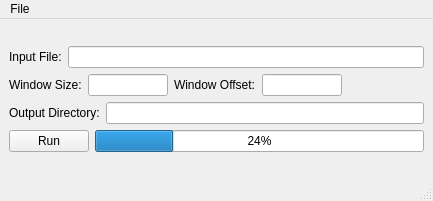
First picture: the form in gui/gui_layout.ui, repository PeterDulworth/PhyloVis, before the edit.
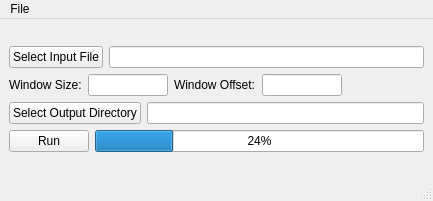
Second picture: the form after the edit.

Commit message: gui accepts input hooray

Patch:
```diff
--- a/gui/gui_layout.ui
+++ b/gui/gui_layout.ui
@@ -34,14 +34,30 @@
         <item>
          <layout class="QHBoxLayout" name="horizontalLayout_5">
           <item>
-           <widget class="QLabel" name="input_file_label">
+           <widget class="QPushButton" name="inputFileBtn">
+            <property name="focusPolicy">
+             <enum>Qt::NoFocus</enum>
+            </property>
             <property name="text">
-             <string>Input File:</string>
+             <string>Select Input File</string>
             </property>
            </widget>
           </item>
           <item>
-           <widget class="QLineEdit" name="lineEdit"/>
+           <widget class="QLineEdit" name="input_file_entry">
+            <property name="minimumSize">
+             <size>
+              <width>0</width>
+              <height>21</height>
+             </size>
+            </property>
+            <property name="focusPolicy">
+             <enum>Qt::TabFocus</enum>
+            </property>
+            <property name="alignment">
+             <set>Qt::AlignJustify|Qt::AlignVCenter</set>
+            </property>
+           </widget>
           </item>
          </layout>
         </item>
@@ -111,14 +127,39 @@
         <item>
          <layout class="QHBoxLayout" name="horizontalLayout_4">
           <item>
-           <widget class="QLabel" name="output_directory_label">
+           <widget class="QPushButton" name="outputDirBtn">
+            <property name="minimumSize">
+             <size>
+              <width>0</width>
+              <height>0</height>
+             </size>
+            </property>
+            <property name="focusPolicy">
+             <enum>Qt::NoFocus</enum>
+            </property>
+            <property name="acceptDrops">
+             <bool>false</bool>
+            </property>
+            <property name="autoFillBackground">
+             <bool>false</bool>
+            </property>
             <property name="text">
-             <string>Output Directory:</string>
+             <string>Select Output Directory</string>
             </property>
            </widget>
           </item>
           <item>
-           <widget class="QLineEdit" name="output_directory_entry"/>
+           <widget class="QLineEdit" name="output_dir_entry">
+            <property name="minimumSize">
+             <size>
+              <width>0</width>
+              <height>21</height>
+             </size>
+            </property>
+            <property name="focusPolicy">
+             <enum>Qt::TabFocus</enum>
+            </property>
+           </widget>
           </item>
          </layout>
         </item>
```
Left out of the diff: 11 changed lines with no effect on the pictures. The commit also changes 3 other files.
